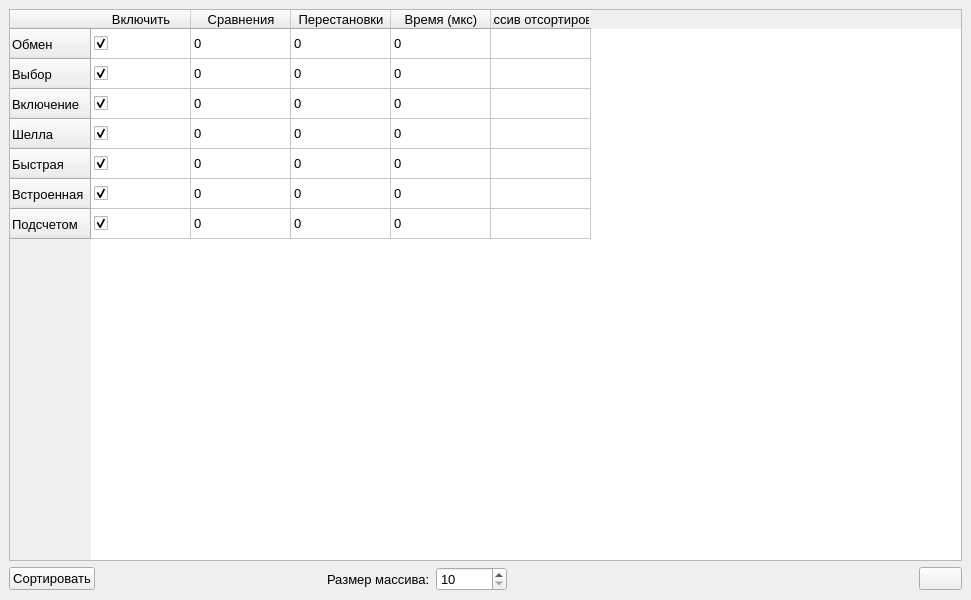
This is ui/ui/Main.ui in AquaUseful/structalg_sorts as Qt 5 draws it before an edit. The edited form follows.
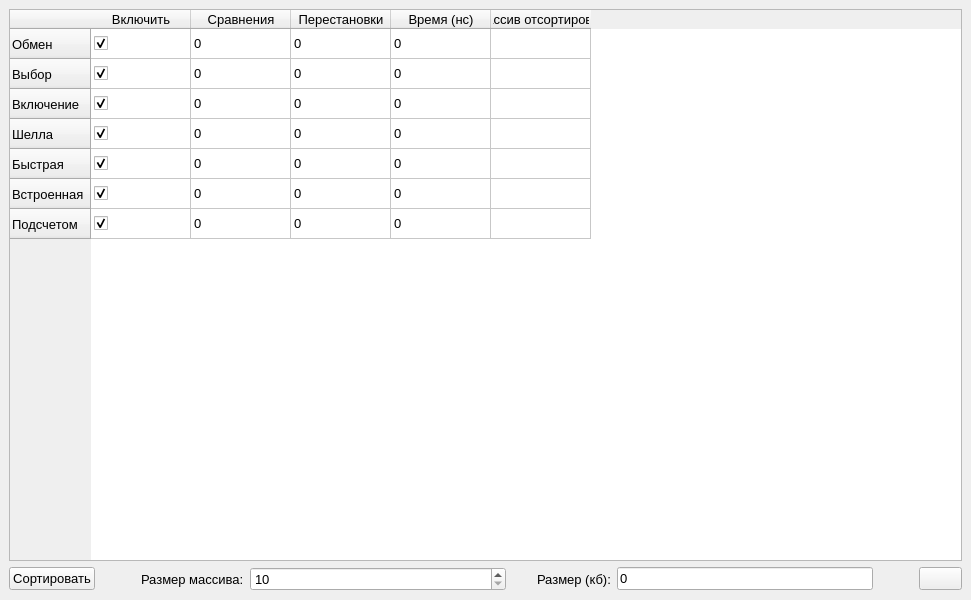
This is the edited form. Icons and pictures are not drawn.

Commit message: Show array size in kbytes

What changed in the file:
```diff
--- a/ui/ui/Main.ui
+++ b/ui/ui/Main.ui
@@ -86,7 +86,7 @@
       </column>
       <column>
        <property name="text">
-        <string>Время (мкс)</string>
+        <string>Время (нс)</string>
        </property>
       </column>
       <column>
@@ -371,6 +371,9 @@
        </property>
       </item>
       <item row="6" column="0">
+       <property name="text">
+        <string/>
+       </property>
        <property name="checkState">
         <enum>Checked</enum>
        </property>
@@ -403,6 +406,9 @@
        </property>
       </item>
       <item row="6" column="4">
+       <property name="text">
+        <string/>
+       </property>
        <property name="checkState">
         <enum>Unchecked</enum>
        </property>
@@ -428,6 +434,9 @@
           <property name="orientation">
            <enum>Qt::Horizontal</enum>
           </property>
+          <property name="sizeType">
+           <enum>QSizePolicy::Maximum</enum>
+          </property>
           <property name="sizeHint" stdset="0">
            <size>
             <width>40</width>
@@ -445,6 +454,12 @@
         </item>
         <item>
          <widget class="QSpinBox" name="arrSize">
+          <property name="sizePolicy">
+           <sizepolicy hsizetype="Expanding" vsizetype="Fixed">
+            <horstretch>0</horstretch>
+            <verstretch>0</verstretch>
+           </sizepolicy>
+          </property>
           <property name="minimum">
            <number>10</number>
           </property>
@@ -459,13 +474,53 @@
           </property>
          </widget>
         </item>
-       </layout>
-      </item>
       <item>
        <spacer name="horizontalSpacer">
         <property name="orientation">
          <enum>Qt::Horizontal</enum>
         </property>
+          <property name="sizeType">
+           <enum>QSizePolicy::Fixed</enum>
+          </property>
+          <property name="sizeHint" stdset="0">
+           <size>
+            <width>25</width>
+            <height>20</height>
+           </size>
+          </property>
+         </spacer>
+        </item>
+        <item>
+         <widget class="QLabel" name="label_2">
+          <property name="text">
+           <string>Размер (кб):</string>
+          </property>
+         </widget>
+        </item>
+        <item>
+         <widget class="QLineEdit" name="arrKbytes">
+          <property name="sizePolicy">
+           <sizepolicy hsizetype="Expanding" vsizetype="Fixed">
+            <horstretch>0</horstretch>
+            <verstretch>0</verstretch>
+           </sizepolicy>
+          </property>
+          <property name="text">
+           <string>0</string>
+          </property>
+          <property name="readOnly">
+           <bool>true</bool>
+          </property>
+         </widget>
+        </item>
+        <item>
+         <spacer name="horizontalSpacer_3">
+          <property name="orientation">
+           <enum>Qt::Horizontal</enum>
+          </property>
+          <property name="sizeType">
+           <enum>QSizePolicy::Minimum</enum>
+          </property>
         <property name="sizeHint" stdset="0">
          <size>
           <width>40</width>
@@ -473,6 +528,8 @@
          </size>
         </property>
        </spacer>
+        </item>
+       </layout>
       </item>
       <item>
        <widget class="QPushButton" name="exitBtn">
```
Lines whose indentation alone changed are shown as unchanged. The commit also changes 2 other files.
